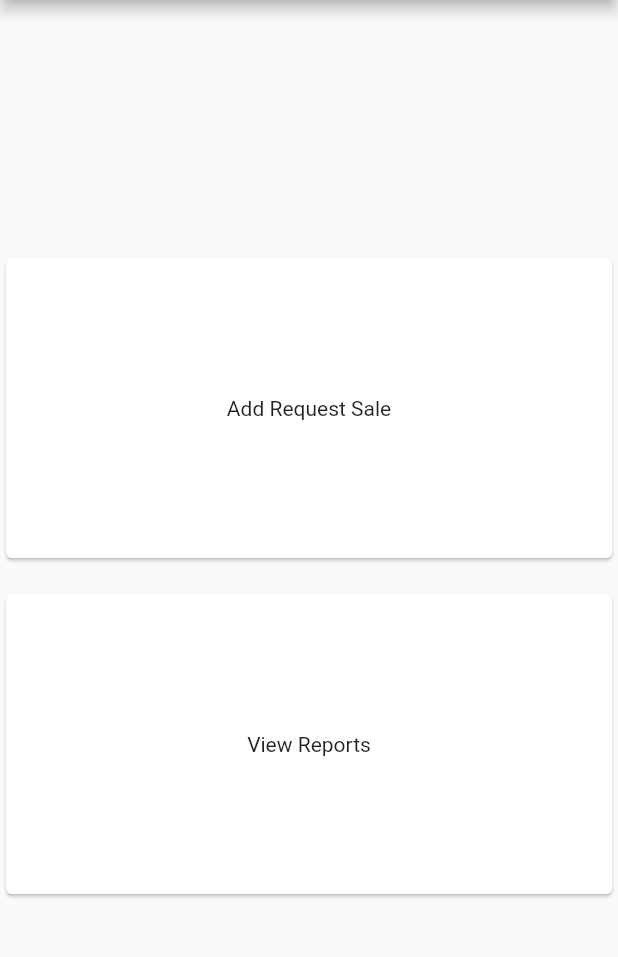
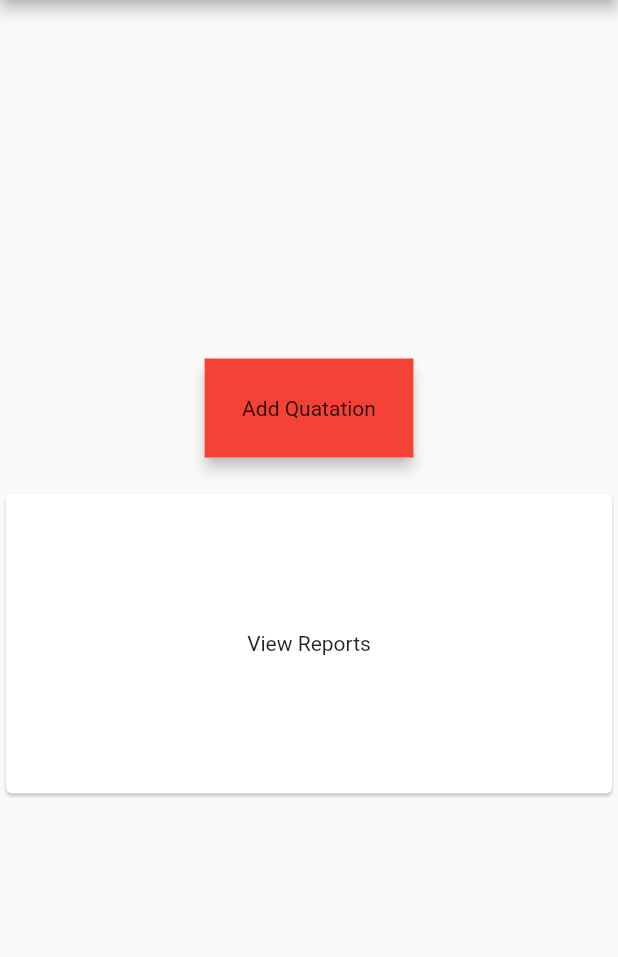
Before and after one commit to tmnkakr/QuotationCounter-Flutter, a Flutter app: the screen it shows after launch, on a phone screen of 412 x 824 dp, the part 84-1041 px from its top. Run offline on Flutter 3.47's test engine with Material 2 defaults, Android fonts, the phone set to English and light mode, and no system bars; our stand-ins replace dio; missing offline and left inert: mongo_dart.

Commit message:
will Check

```diff
--- a/lib/drop_down.dart
+++ b/lib/drop_down.dart
@@ -1,5 +1,6 @@
 import 'package:flutter/material.dart';
 import 'package:flutter_application_1/add_poly.dart';
+import 'package:flutter_application_1/db/db_cn.dart';
 
 class DropDown extends StatefulWidget {
   const DropDown({Key? key}) : super(key: key);
@@ -10,7 +11,7 @@ class DropDown extends StatefulWidget {
 }
 
 class _DropDown extends State<DropDown> {
-  void _navigateToNextScreen() {
+  void _navigateToNextScreen() async {
     Navigator.push(
       context,
       MaterialPageRoute(
@@ -20,6 +21,8 @@ class _DropDown extends State<DropDown> {
   }
 
   String selectedItem = 'Item 1';
+
+  // var items =  connectToMongoDB();
 
   var items = [
     'Item 1',
--- a/lib/main.dart
+++ b/lib/main.dart
@@ -1,7 +1,10 @@
 import 'package:flutter/material.dart';
+import 'package:flutter_application_1/db/db_cn.dart';
 import 'package:flutter_application_1/drop_down.dart';
 
-void main() {
+Future<void> main() async {
+  WidgetsFlutterBinding.ensureInitialized();
+  await MongoDatabase.connect();
   runApp(const MyApp());
 }
 
@@ -59,16 +62,16 @@ class FirstScreen extends StatelessWidget {
                   MaterialPageRoute(builder: (context) => const DropDown()),
                 );
               },
-            child: const Card(
-              child: SizedBox(
-                width: double.infinity,
-                height: 200,
-                child: Center(
-                  child: Text('Add Request Sale'),
-                ),
-              ),
-            ),
-          ),
+              child: Card(
+                elevation: 4.0,
+                child: Container(
+                    color: Colors.red,
+                    padding: EdgeInsets.all(25.0),
+                    child: Text(
+                      "Add Quatation",
+                      // style: Theme.of(context).textTheme.headline6!.copyWith(color:Colors.white),
+                    )),
+              )),
           const SizedBox(height: 16),
           GestureDetector(
             child: const Card(
--- a/pubspec.yaml
+++ b/pubspec.yaml
@@ -36,6 +36,8 @@ dependencies:
   # Use with the CupertinoIcons class for iOS style icons.
   cupertino_icons: ^1.0.2
   mongo_dart: ^0.8.2
+  dio: ^5.1.1
+  connectivity: ^3.0.6
 
 dev_dependencies:
   flutter_test:
```
Also changed, not shown: lib/add_lbr.dart (+8 -2 lines), lib/db/db_cn.dart (added, +41 -0 lines), lib/db_cn.dart (deleted, +0 -51 lines), lib/db/constant.dart (added), pubspec.lock, 1 other file. Lines whose indentation alone changed are shown as unchanged.
